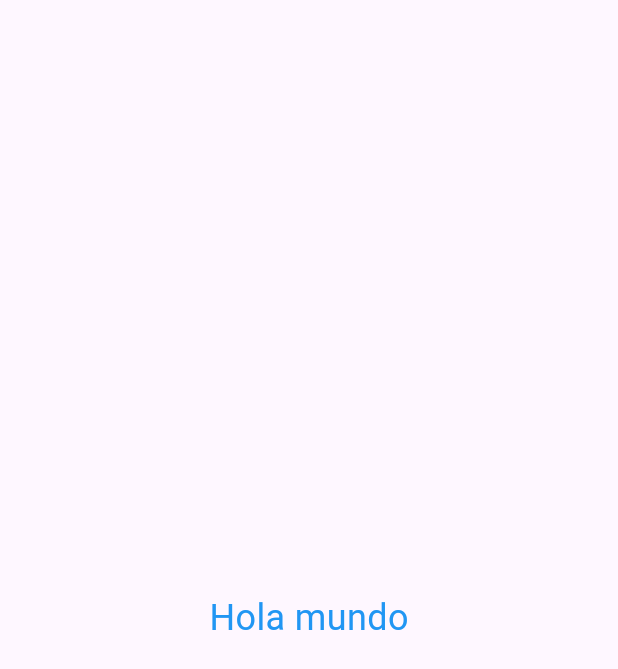
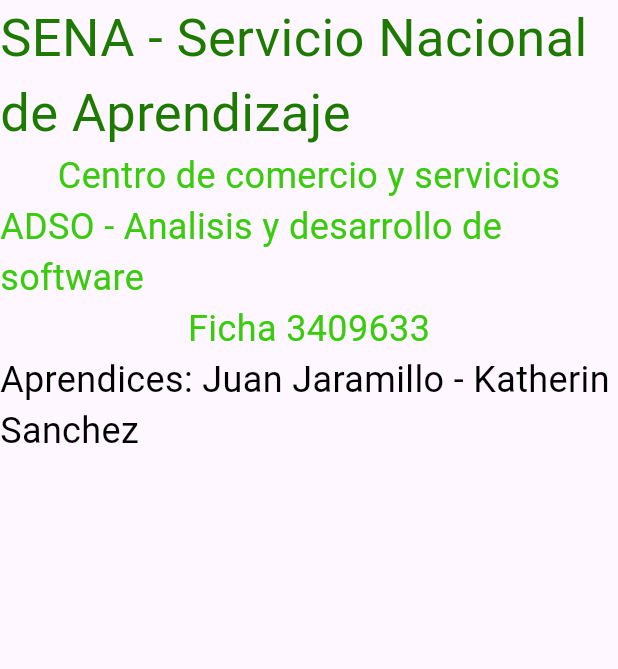
Before and after one commit to KathSRomero/senaflutter, a Flutter app: the screen it shows after launch, on a phone screen of 412 x 824 dp. Shown: the top 669 px of the screen. Run offline on Flutter 3.47's test engine with Material 3 defaults, Android fonts, the phone set to English and light mode, and no system bars.

Commit message:
Segundo Ejercicios

```diff
--- a/lib/main.dart
+++ b/lib/main.dart
@@ -13,13 +13,49 @@
       debugShowCheckedModeBanner: false,
       home: Scaffold(
         body: Center(
-          child: Text(
-            "Hola mundo",
-            style: TextStyle(
-              color: Colors.blue,
-              fontSize: 24,
-              decoration: TextDecoration.none,
-            ),
+          child: Column(
+            children: [
+              Text(
+                "SENA - Servicio Nacional de Aprendizaje",
+                style: TextStyle(
+                  color: const Color.fromARGB(255, 29, 122, 0),
+                  fontSize: 35,
+                  decoration: TextDecoration.none,
+                ),
+              ),
+              Text(
+                "Centro de comercio y servicios",
+                style: TextStyle(
+                  color: const Color.fromARGB(255, 57, 204, 13),
+                  fontSize: 24,
+                  decoration: TextDecoration.none,
+                ),
+              ),
+              Text(
+                "ADSO - Analisis y desarrollo de software",
+                style: TextStyle(
+                  color: const Color.fromARGB(255, 57, 204, 13),
+                  fontSize: 24,
+                  decoration: TextDecoration.none,
+                ),
+              ),
+              Text(
+                "Ficha 3409633",
+                style: TextStyle(
+                  color: const Color.fromARGB(255, 57, 204, 13),
+                  fontSize: 24,
+                  decoration: TextDecoration.none,
+                ),
+              ),
+              Text(
+                "Aprendices: Juan Jaramillo - Katherin Sanchez",
+                style: TextStyle(
+                  color: const Color.fromARGB(255, 0, 0, 0),
+                  fontSize: 24,
+                  decoration: TextDecoration.none,
+                ),
+              ),
+            ],
           ),
         ),
       ),
```
